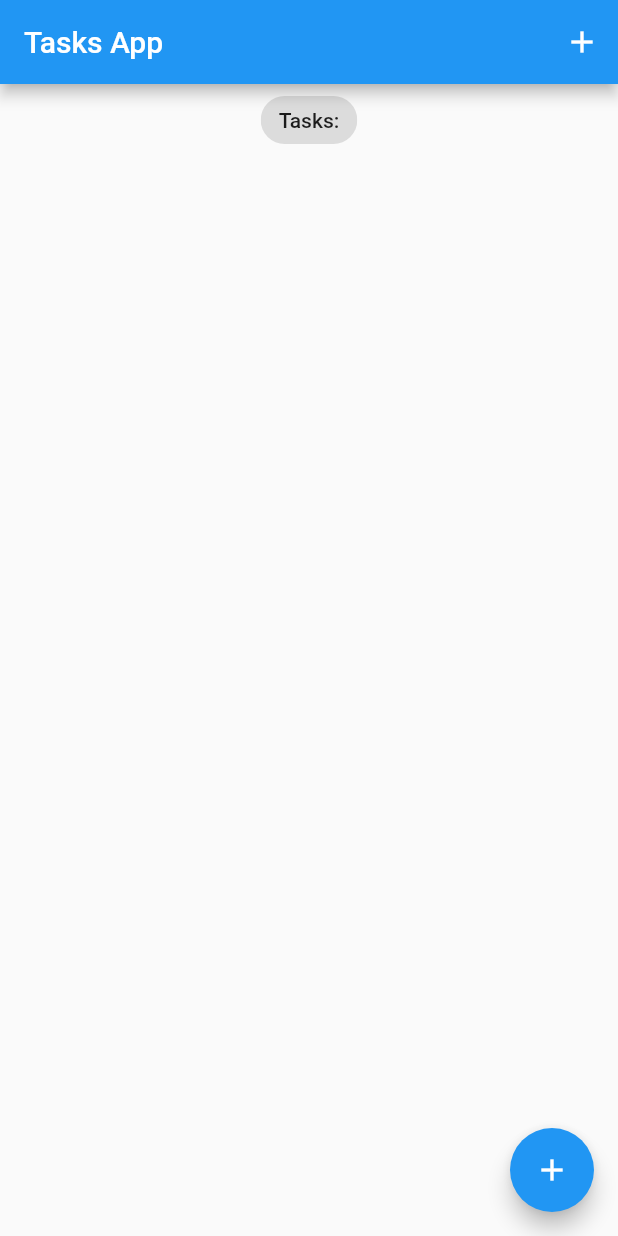
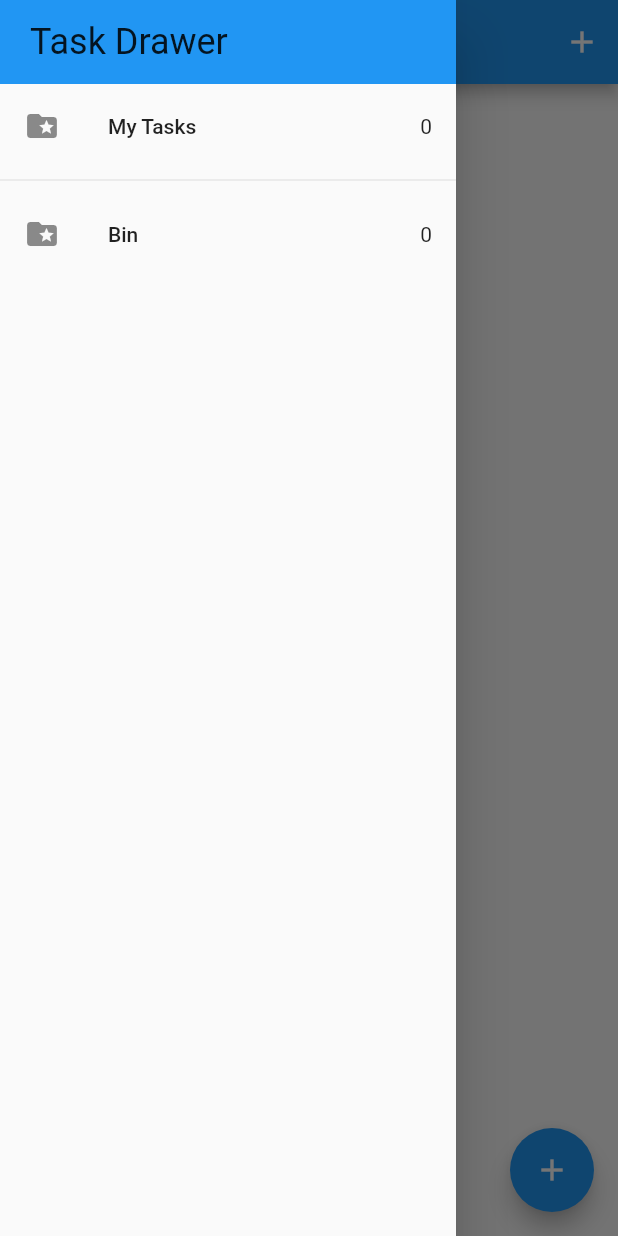
Before and after one commit to AkamiUmi/task_manager, a Flutter app: the screen it shows after launch, with the side drawer open (before the commit the screen has no drawer), on a phone screen of 412 x 824 dp. Run offline on Flutter 3.47's test engine with Material 2 defaults, Android fonts, the phone set to English and light mode, and no system bars; our stand-ins replace bloc, equatable, flutter_bloc, hydrated_bloc.

Commit message:
strike out task when it is done, task count shows how many tasks we have, adding list task for removed tasks and remove task event

```diff
--- a/lib/blocs/tasks_event.dart
+++ b/lib/blocs/tasks_event.dart
@@ -26,6 +26,17 @@ class UpdateTask extends TasksEvent {
   List<Object> get props => [task];
 }
 
+class RemoveTask extends TasksEvent {
+  final Task task;
+  const RemoveTask({
+    required this.task,
+  });
+
+  @override
+  List<Object> get props => [task];
+}
+
+
 class DeleteTask extends TasksEvent {
   final Task task;
   const DeleteTask({
--- a/lib/blocs/tasks_state.dart
+++ b/lib/blocs/tasks_state.dart
@@ -2,23 +2,28 @@ part of 'tasks_bloc.dart';
 
 class TasksState extends Equatable {
   final List<Task> allTasks;
+  final List<Task> removedTasks;
 
   const TasksState({
     this.allTasks = const <Task>[],
+    this.removedTasks = const <Task>[],
   });
 
   @override
-  List<Object> get props => [allTasks];
+  List<Object> get props => [allTasks, removedTasks];
 
   Map<String, dynamic> toMap() {
     return {
       'allTasks': allTasks.map((x) => x.toMap()).toList(),
+      'removedTasks': removedTasks.map((x) => x.toMap()).toList(),
     };
   }
 
   factory TasksState.fromMap(Map<String, dynamic> map) {
     return TasksState(
-        allTasks:
-            List<Task>.from(map['allTasks']?.map((x) => Task.fromMap(x))));
+      allTasks: List<Task>.from(map['allTasks']?.map((x) => Task.fromMap(x))),
+      removedTasks:
+          List<Task>.from(map['removedTasks']?.map((x) => Task.fromMap(x))),
+    );
   }
 }
--- a/lib/main.dart
+++ b/lib/main.dart
@@ -1,5 +1,6 @@
 import 'package:flutter/material.dart';
 import 'package:path_provider/path_provider.dart';
+import 'package:tasks_manager/services/app_router.dart';
 
 import 'blocs/bloc_exports.dart';
 import 'models/task.dart';
@@ -13,13 +14,16 @@ void main() async {
   );
 
   HydratedBlocOverrides.runZoned(
-    () => runApp(const MyApp()),
+    () => runApp(MyApp(
+      appRouter: AppRouter(),
+    )),
     storage: storage,
   );
 }
 
 class MyApp extends StatelessWidget {
-  const MyApp({Key? key}) : super(key: key);
+  const MyApp({Key? key, required this.appRouter}) : super(key: key);
+  final AppRouter appRouter;
 
   @override
   Widget build(BuildContext context) {
@@ -31,6 +35,7 @@ class MyApp extends StatelessWidget {
           primarySwatch: Colors.blue,
         ),
         home: const TasksScreen(),
+        onGenerateRoute: appRouter.onGenerateRoute,
       ),
     );
   }
--- /dev/null
+++ b/lib/screens/my_drawer.dart
@@ -0,0 +1,59 @@
+import 'package:flutter/material.dart';
+import 'package:tasks_manager/screens/recycle_bin.dart';
+import 'package:tasks_manager/screens/tasks_screen.dart';
+
+import '../blocs/bloc_exports.dart';
+import '../blocs/tasks_bloc.dart';
+
+class MyDrawer extends StatelessWidget {
+  const MyDrawer({Key? key}) : super(key: key);
+
+  @override
+  Widget build(BuildContext context) {
+    return SafeArea(
+      child: Drawer(
+        child: Column(
+          children: [
+            Container(
+              width: double.infinity,
+              padding: const EdgeInsets.symmetric(vertical: 14, horizontal: 20),
+              color: Colors.blue,
+              child: Text(
+                'Task Drawer',
+                style: Theme
+                    .of(context)
+                    .textTheme
+                    .headline5,
+              ),
+            ),
+            BlocBuilder<TasksBloc, TasksState>(
+              builder: (context, state) {
+                return GestureDetector(
+                  onTap: () => Navigator.of(context).pushNamed(TasksScreen.id),
+                  child: ListTile(
+                    leading: const Icon(Icons.folder_special),
+                    title: const Text('My Tasks'),
+                    trailing: Text('${state.allTasks.length}'),
+                  ),
+                );
+              },
+            ),
+            const Divider(),
+            BlocBuilder<TasksBloc, TasksState>(
+              builder: (context, state) {
+                return GestureDetector(
+                  onTap: () => Navigator.of(context).pushNamed(RecycleBin.id),
+                  child: ListTile(
+                    leading: const Icon(Icons.folder_special),
+                    title: const Text('Bin'),
+                    trailing: Text('${state.removedTasks.length}'),
+                  ),
+                );
+              },
+            ),
+          ],
+        ),
+      ),
+    );
+  }
+}
--- a/lib/screens/tasks_screen.dart
+++ b/lib/screens/tasks_screen.dart
@@ -1,4 +1,5 @@
 import 'package:flutter/material.dart';
+import 'package:tasks_manager/screens/my_drawer.dart';
 
 import '../blocs/bloc_exports.dart';
 import '../models/task.dart';
@@ -7,7 +8,7 @@ import 'add_task_screen.dart';
 
 class TasksScreen extends StatefulWidget {
   const TasksScreen({Key? key}) : super(key: key);
-
+  static const id = 'tasks_screen';
   @override
   State<TasksScreen> createState() => _TasksScreenState();
 }
@@ -40,13 +41,14 @@ class _TasksScreenState extends State<TasksScreen> {
               )
             ],
           ),
+          drawer: MyDrawer(),
           body: Column(
             crossAxisAlignment: CrossAxisAlignment.center,
             children: [
-              const Center(
+              Center(
                 child: Chip(
                   label: Text(
-                    'Tasks:',
+                    '${state.allTasks.length} Tasks',
                   ),
                 ),
               ),
--- /dev/null
+++ b/lib/widgets/task_tile.dart
@@ -0,0 +1,39 @@
+import 'package:flutter/material.dart';
+
+import '../blocs/bloc_exports.dart';
+import '../models/task.dart';
+
+class TaskTile extends StatelessWidget {
+  const TaskTile({
+    Key? key,
+    required this.task,
+  }) : super(key: key);
+
+  final Task task;
+
+  void _removeOrDeleteTask(BuildContext ctx, Task task) {
+    task.isDeleted!
+        ? ctx.read<TasksBloc>().add(DeleteTask(task: task))
+        : ctx.read<TasksBloc>().add(RemoveTask(task: task));
+  }
+
+  @override
+  Widget build(BuildContext context) {
+    return ListTile(
+      title: Text(
+        task.title,
+        style: TextStyle(
+            decoration: task.isDone! ? TextDecoration.lineThrough : null),
+      ),
+      trailing: Checkbox(
+        value: task.isDone,
+        onChanged: task.isDeleted == false
+            ? (value) {
+                context.read<TasksBloc>().add(UpdateTask(task: task));
+              }
+            : null,
+      ),
+      onLongPress: () => _removeOrDeleteTask(context, task),
+    );
+  }
+}
```
Also changed, not shown: lib/blocs/tasks_bloc.dart (+16 -1 lines), lib/screens/recycle_bin.dart (added, +43 -0 lines), lib/screens/tabs_screen.dart (added, +11 -0 lines), lib/services/app_router.dart (added, +16 -0 lines), lib/widgets/tasks_list.dart (+2 -11 lines), 1 other file.
